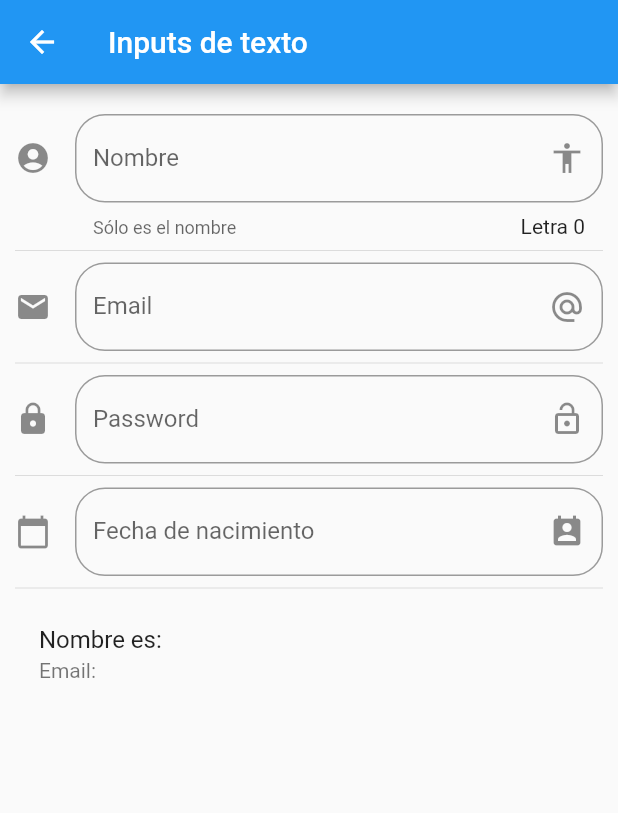
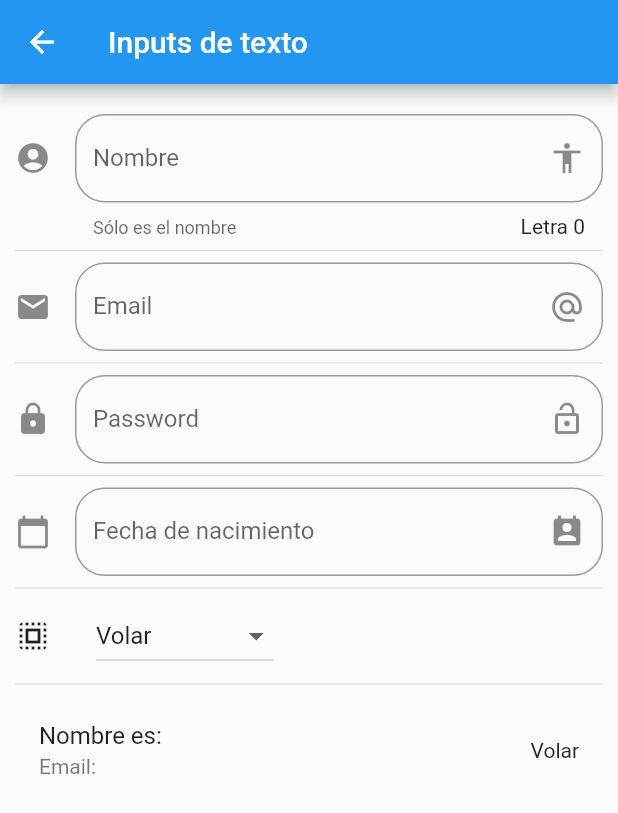
Before and after one commit to Edd-war/flutter-components, a Flutter app: the InputPage screen opened by its route, on a phone screen of 412 x 824 dp. Shown: the top 813 px of the screen. Run offline on Flutter 3.47's test engine with Material 2 defaults, Android fonts, the phone set to English and light mode, and no system bars.

Commit message:
Dropdown y DropdownMenuItem
Creación de un [combobox, select] al estilo Flutter.
Al inicializar un arreglo de tipo String se adapta en una lista de String que a su vez queda comprimido en una lista de DropdownMenuItem implementando perfectamente esa colocación del arreglo en el contenido del Dropdown; gracias a la asigación del rescate del arreglo a una lista en la propiedad items que obtiene de una función list<DropdownMenuItem<String>>

```diff
--- a/lib/src/pages/input_page.dart
+++ b/lib/src/pages/input_page.dart
@@ -11,6 +11,10 @@
   String _nombre = "";
   String _email  = "";
   String _fecha  = "";
+  String _opcionSeleccionada = 'Volar';
+
+  List<String> _poderes = ['Volar', 'Rayos X', 'Super Aliento', 'Super Fuerza'];
+
   TextEditingController _inputFieldDateController = new TextEditingController();
   @override
   Widget build(BuildContext context) {
@@ -29,8 +33,10 @@
           Divider(),
           _crearFecha(context),
           Divider(),
+          _crearDropdown(),
+
+          Divider(),
           _crearPersona(),
-
         ],
       ),
     );
@@ -112,10 +118,41 @@
     );
   }
 
+  List<DropdownMenuItem<String>> getOpcionesDropdown(){
+    List<DropdownMenuItem<String>> lista = [];
+
+    _poderes.forEach((poder) {
+        lista.add(DropdownMenuItem(
+          child: Text(poder),
+          value: poder,
+        ));
+    });
+    return lista;
+  }
+
+  Widget _crearDropdown() {
+    return Row(
+      children: <Widget>[
+        Icon(Icons.select_all),
+        SizedBox(width: 30.0),
+        // Expanded(
+          DropdownButton(
+            value: _opcionSeleccionada,
+            items: getOpcionesDropdown(),
+            onChanged: (opt) => setState(() => _opcionSeleccionada = opt.toString()),
+              // print(opt);
+          )
+        // )
+      ],
+    );
+
+  }
+
   Widget _crearPersona() {
     return ListTile(
       title: Text('Nombre es: $_nombre'),
       subtitle: Text('Email: $_email'),
+      trailing: Text(_opcionSeleccionada),
     );
   }
 
@@ -136,4 +173,5 @@
     }
   }
 
+
 }
```
